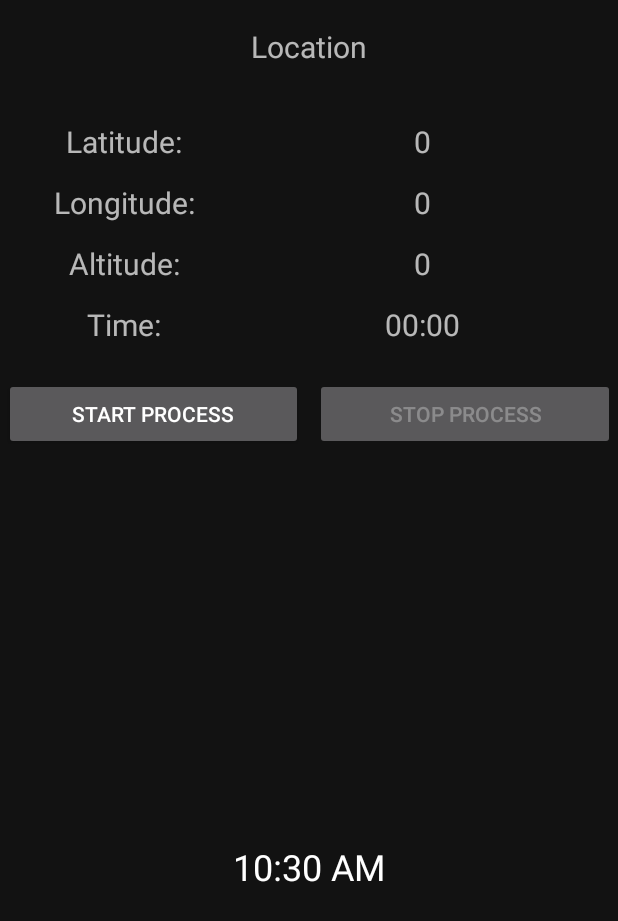
After one commit to JoraBarjomi/Android_Programming, an Android app: the Location screen opened directly, with no data from a screen before it, on a phone screen of 412 x 824 dp. The commit adds this screen. Shown: the top 921 px of the screen. Run offline under Robolectric (Android 15) with nearby library versions, the phone set to English and light mode, and no system bars.

Commit message:
Add Location

```diff
--- a/app/build.gradle.kts
+++ b/app/build.gradle.kts
@@ -55,4 +55,6 @@ dependencies {
     testImplementation(libs.junit)
     androidTestImplementation(libs.androidx.junit)
     androidTestImplementation(libs.androidx.espresso.core)
+    implementation("com.google.android.gms:play-services-location:21.3.0")
+    implementation("com.google.android.gms:play-services-maps:18.2.0")
 }
--- /dev/null
+++ b/app/src/main/java/com/example/mycalculator/Location.kt
@@ -0,0 +1,225 @@
+package com.example.mycalculator
+
+import android.Manifest
+import android.content.Intent
+import android.os.Bundle
+import androidx.activity.enableEdgeToEdge
+import androidx.appcompat.app.AppCompatActivity
+import androidx.core.view.ViewCompat
+import androidx.core.view.WindowInsetsCompat
+
+import java.util.*
+import java.io.File
+import java.io.FileWriter
+import org.json.JSONArray
+import org.json.JSONObject
+import android.os.Looper
+import android.os.Environment
+import android.util.Log
+import android.widget.Toast
+import android.content.Context
+
+import androidx.activity.result.contract.ActivityResultContracts
+import android.widget.Button
+import android.widget.TextView
+import androidx.annotation.RequiresPermission
+import com.google.android.gms.location.FusedLocationProviderClient
+import com.google.android.gms.location.LocationServices
+import com.google.android.gms.location.LocationCallback
+import com.google.android.gms.location.LocationRequest
+import com.google.android.gms.location.Priority
+import com.google.android.gms.location.LocationResult
+import com.google.android.gms.maps.CameraUpdateFactory
+import com.google.android.gms.maps.GoogleMap
+import com.google.android.gms.maps.OnMapReadyCallback
+import com.google.android.gms.maps.SupportMapFragment
+import com.google.android.gms.maps.model.LatLng
+import com.google.android.gms.maps.model.MarkerOptions
+import com.google.android.gms.maps.model.PolylineOptions
+import android.graphics.Color
+import android.os.Build
+import androidx.annotation.RequiresApi
+import java.text.SimpleDateFormat
+import java.util.Locale
+
+class Location : AppCompatActivity() {
+    var isRunning = false
+
+    private lateinit var fusedLocationClient: FusedLocationProviderClient
+    private lateinit var locationCallback: LocationCallback
+    private lateinit var locationRequest: com.google.android.gms.location.LocationRequest
+    private lateinit var Longitude: TextView
+    private lateinit var Latitude: TextView
+    private lateinit var Altitude: TextView
+    private lateinit var Time: TextView
+    private lateinit var ButtonStartService: Button
+    private lateinit var ButtonStopService: Button
+
+    private val requestPermissionLauncher = registerForActivityResult(
+        ActivityResultContracts.RequestMultiplePermissions()
+    ) { permissions ->
+        val finePermission = permissions[Manifest.permission.ACCESS_FINE_LOCATION] ?: false
+        val coarsePermission = permissions[Manifest.permission.ACCESS_COARSE_LOCATION] ?: false
+
+        if (finePermission && coarsePermission) {
+            Toast.makeText(this, "Основные разрешения получены", Toast.LENGTH_SHORT).show()
+            notifLauncher.launch(Manifest.permission.POST_NOTIFICATIONS)
+            backgroundLauncher.launch(Manifest.permission.ACCESS_BACKGROUND_LOCATION)
+        } else {
+            Toast.makeText(this, "Нужны разрешения на местоположение!", Toast.LENGTH_LONG).show()
+        }
+    }
+
+    private val backgroundLauncher = registerForActivityResult(
+        ActivityResultContracts.RequestPermission()
+    ) { granted ->
+        if (granted) {
+            Toast.makeText(this, "Фоновая локация получена", Toast.LENGTH_SHORT).show()
+        } else {
+            Toast.makeText(this, "Разреши фоновое отслеживание", Toast.LENGTH_LONG).show()
+        }
+        notifLauncher.launch(Manifest.permission.POST_NOTIFICATIONS)
+    }
+
+    private val notifLauncher = registerForActivityResult(
+        ActivityResultContracts.RequestPermission()
+    ) { granted ->
+        if (granted) {
+            Toast.makeText(this, "Уведомления получены ✓", Toast.LENGTH_SHORT).show()
+        } else {
+            Toast.makeText(this, "Разреши уведомления", Toast.LENGTH_SHORT).show()
+        }
+        Toast.makeText(this, "Все разрешения настроены!", Toast.LENGTH_LONG).show()
+    }
+
+    @RequiresApi(Build.VERSION_CODES.Q)
+    override fun onCreate(savedInstanceState: Bundle?) {
+        super.onCreate(savedInstanceState)
+        enableEdgeToEdge()
+        setContentView(R.layout.activity_location)
+        ViewCompat.setOnApplyWindowInsetsListener(findViewById(R.id.main)) { v, insets ->
+            val systemBars = insets.getInsets(WindowInsetsCompat.Type.systemBars())
+            v.setPadding(systemBars.left, systemBars.top, systemBars.right, systemBars.bottom)
+            insets
+        }
+
+        Longitude = findViewById(R.id.longitude)
+        Latitude = findViewById(R.id.latitude)
+        Altitude = findViewById(R.id.altitude)
+        Time = findViewById(R.id.clock)
+        ButtonStartService = findViewById(R.id.btnStartService)
+        ButtonStopService = findViewById(R.id.btnStopService)
+
+        fusedLocationClient = LocationServices.getFusedLocationProviderClient(this)
+
+        locationRequest = LocationRequest.Builder(
+            Priority.PRIORITY_HIGH_ACCURACY,
+            10000L
+        ).setMinUpdateIntervalMillis(5000L)
+            .build()
+
+        locationCallback = object : LocationCallback() {
+            override fun onLocationResult(p0: LocationResult) {
+                super.onLocationResult(p0)
+                for (location in p0.locations) {
+                    val lat = location.latitude
+                    val lon = location.longitude
+                    val alt = location.altitude
+                    val ms = location.time
+                    val date = Date(ms)
+                    val formatter = SimpleDateFormat("HH:mm:ss dd.MM.yyyy", Locale.getDefault())
+                    val time = formatter.format(date)
+                    Longitude.text = "$lat"
+                    Latitude.text = "$lon"
+                    Altitude.text = "$alt"
+                    Time.text = "$time"
+                    saveToJson(lat, lon, alt, time)
+                }
+            }
+        }
+        requestPermissionLauncher.launch(
+            arrayOf(
+                Manifest.permission.ACCESS_FINE_LOCATION,
+                Manifest.permission.ACCESS_COARSE_LOCATION
+            )
+        )
+    }
+
+    @RequiresPermission(allOf = [Manifest.permission.ACCESS_FINE_LOCATION, Manifest.permission.ACCESS_COARSE_LOCATION])
+    private fun startLocationUpdates() {
+        fusedLocationClient.requestLocationUpdates(
+            locationRequest,
+            locationCallback,
+            Looper.getMainLooper())
+    }
+
+    private fun stopLocationUpdates() {
+        fusedLocationClient.removeLocationUpdates(locationCallback)
+    }
+
+    @RequiresPermission(allOf = [Manifest.permission.ACCESS_FINE_LOCATION, Manifest.permission.ACCESS_COARSE_LOCATION])
+    private fun startBackgroundService(){
+        if (!isRunning){
+            val serviceIntent = Intent(this, LocationService::class.java)
+            startForegroundService(serviceIntent)
+            Toast.makeText(this, "Process in background", Toast.LENGTH_SHORT).show()
+            isRunning = true
+            ButtonStartService.isEnabled = false
+            ButtonStopService.isEnabled = true
+        }
+    }
+
+    private fun stopBackgroundService(){
+        if (isRunning){
+            val serviceIntent = Intent(this, LocationService::class.java)
+            stopService(serviceIntent)
+            Toast.makeText(this, "Process is stopped", Toast.LENGTH_SHORT).show()
+            isRunning = false
+            ButtonStartService.isEnabled = true
+            ButtonStopService.isEnabled = false
+        }
+    }
+
+    private fun saveToJson(lat: Double, lon: Double, alt: Double, time: String) {
+        val papka = Environment.getExternalStoragePublicDirectory(Environment.DIRECTORY_DOCUMENTS)
+        if (!papka.exists()) {
+            papka.mkdirs()
+        }
+        val file = File(papka, "locations.json")
+        if (!file.exists()) {
+            file.createNewFile()
+            file.writeText("[]")
+        }
+        val jsonArray = JSONArray(file.readText())
+        val locationObject = JSONObject().apply {
+            put("latitude", lat)
+            put("longitude", lon)
+            put("altitude", alt)
+            put("time", time)
+        }
+        jsonArray.put(locationObject)
+        FileWriter(file).use {
+            it.write(jsonArray.toString(4))
+        }
+    }
+
+    @RequiresPermission(allOf = [Manifest.permission.ACCESS_FINE_LOCATION, Manifest.permission.ACCESS_COARSE_LOCATION])
+    override fun onResume() {
+        super.onResume()
+        startLocationUpdates()
+        ButtonStartService.setOnClickListener {
+            startBackgroundService()
+        }
+        ButtonStopService.setOnClickListener {
+            stopBackgroundService()
+        }
+    }
+
+    override fun onPause() {
+        super.onPause()
+    }
+
+    override fun onStop() {
+        super.onStop()
+    }
+}
--- /dev/null
+++ b/app/src/main/res/layout/activity_location.xml
@@ -0,0 +1,175 @@
+<?xml version="1.0" encoding="utf-8"?>
+<androidx.constraintlayout.widget.ConstraintLayout xmlns:android="http://schemas.android.com/apk/res/android"
+    xmlns:app="http://schemas.android.com/apk/res-auto"
+    xmlns:tools="http://schemas.android.com/tools"
+    android:id="@+id/main"
+    android:layout_width="match_parent"
+    android:layout_height="match_parent"
+    tools:context=".Location">
+
+    <TextView
+        android:id="@+id/TopText"
+        android:layout_width="113dp"
+        android:layout_height="26dp"
+        android:gravity="center"
+        android:text="Location"
+        android:textSize="20sp"
+        app:layout_constraintBottom_toBottomOf="parent"
+        app:layout_constraintEnd_toEndOf="parent"
+        app:layout_constraintStart_toStartOf="parent"
+        app:layout_constraintTop_toTopOf="parent"
+        app:layout_constraintVertical_bias="0.022" />
+
+
+    <LinearLayout
+        android:id="@+id/linearLayout3"
+        android:layout_width="407dp"
+        android:layout_height="288dp"
+        android:gravity="center_vertical"
+        android:orientation="vertical"
+        app:layout_constraintBottom_toTopOf="@+id/linearLayout2"
+        app:layout_constraintEnd_toEndOf="parent"
+        app:layout_constraintStart_toStartOf="parent"
+        app:layout_constraintTop_toBottomOf="@+id/TopText">
+
+        <LinearLayout
+            android:layout_width="match_parent"
+            android:layout_height="wrap_content"
+            android:layout_margin="5dp"
+            android:orientation="horizontal"
+            android:weightSum="2">
+
+            <TextView
+                android:id="@+id/labelLatitude"
+                android:layout_width="150dp"
+                android:layout_height="30dp"
+                android:gravity="center"
+                android:text="Latitude:"
+                android:textSize="20sp" />
+
+            <TextView
+                android:id="@+id/latitude"
+                android:layout_width="match_parent"
+                android:layout_height="30dp"
+                android:gravity="center"
+                android:text="0"
+                android:textSize="20sp" />
+
+        </LinearLayout>
+
+        <LinearLayout
+            android:layout_width="match_parent"
+            android:layout_height="wrap_content"
+            android:layout_margin="5dp"
+            android:orientation="horizontal"
+            android:weightSum="2">
+
+            <TextView
+                android:id="@+id/labelLongitude"
+                android:layout_width="150dp"
+                android:layout_height="30dp"
+                android:gravity="center"
+                android:text="Longitude:"
+                android:textSize="20sp" />
+
+            <TextView
+                android:id="@+id/longitude"
+                android:layout_width="match_parent"
+                android:layout_height="30dp"
+                android:gravity="center"
+                android:text="0"
+                android:textSize="20sp" />
+
+        </LinearLayout>
+
+        <LinearLayout
+            android:layout_width="match_parent"
+            android:layout_height="wrap_content"
+            android:layout_margin="5dp"
+            android:orientation="horizontal"
+            android:weightSum="2">
+
+            <TextView
+                android:id="@+id/labelAltitude"
+                android:layout_width="150dp"
+                android:layout_height="30dp"
+                android:gravity="center"
+                android:text="Altitude:"
+                android:textSize="20sp" />
+
+            <TextView
+                android:id="@+id/altitude"
+                android:layout_width="match_parent"
+                android:layout_height="30dp"
+                android:gravity="center"
+                android:text="0"
+                android:textSize="20sp" />
+
+        </LinearLayout>
+
+        <LinearLayout
+            android:layout_width="match_parent"
+            android:layout_height="wrap_content"
+            android:layout_margin="5dp"
+            android:orientation="horizontal"
+            android:weightSum="2">
+
+            <TextView
+                android:id="@+id/labelCurTime"
+                android:layout_width="150dp"
+                android:layout_height="30dp"
+                android:gravity="center"
+                android:text="Time:"
+                android:textSize="20sp" />
+
+            <TextView
+                android:id="@+id/clock"
+                android:layout_width="match_parent"
+                android:layout_height="30dp"
+                android:gravity="center"
+                android:text="00:00"
+                android:textSize="20sp" />
+
+        </LinearLayout>
+
+        <LinearLayout
+            android:id="@+id/linearLayout2"
+            android:layout_width="match_parent"
+            android:layout_height="wrap_content"
+            android:layout_marginTop="15dp"
+            android:orientation="horizontal">
+
+            <androidx.appcompat.widget.AppCompatButton
+                android:id="@+id/btnStartService"
+                android:layout_width="0dp"
+                android:layout_height="wrap_content"
+                android:layout_marginEnd="4dp"
+                android:layout_weight="1"
+                android:text="Start process" />
+
+            <androidx.appcompat.widget.AppCompatButton
+                android:id="@+id/btnStopService"
+                android:layout_width="0dp"
+                android:layout_height="wrap_content"
+                android:layout_marginStart="4dp"
+                android:layout_weight="1"
+                android:enabled="false"
+                android:text="Stop process" />
+        </LinearLayout>
+
+    </LinearLayout>
+
+    <TextClock
+        android:id="@+id/textClock"
+        android:layout_width="wrap_content"
+        android:layout_height="wrap_content"
+        android:format24Hour="HH:mm:ss"
+        android:textColor="@android:color/white"
+        android:textSize="24sp"
+        app:layout_constraintBottom_toBottomOf="parent"
+        app:layout_constraintEnd_toEndOf="parent"
+        app:layout_constraintStart_toStartOf="parent"
+        app:layout_constraintTop_toBottomOf="@+id/linearLayout3" />
+
+
+</androidx.constraintlayout.widget.ConstraintLayout>
--- a/app/src/main/res/values/strings.xml
+++ b/app/src/main/res/values/strings.xml
@@ -1,3 +1,3 @@
 <resources>
-    <string name="app_name">Calculator</string>
+    <string name="app_name">Hub</string>
 </resources>
--- a/gradle/libs.versions.toml
+++ b/gradle/libs.versions.toml
@@ -9,6 +9,7 @@ appcompat = "1.7.1"
 material = "1.10.0"
 constraintlayout = "2.1.4"
 gridlayout = "1.1.0"
+activity = "1.11.0"
 
 [libraries]
 androidx-core-ktx = { group = "androidx.core", name = "core-ktx", version.ref = "coreKtx" }
@@ -19,6 +20,7 @@ androidx-appcompat = { group = "androidx.appcompat", name = "appcompat", version
 material = { group = "com.google.android.material", name = "material", version.ref = "material" }
 androidx-constraintlayout = { group = "androidx.constraintlayout", name = "constraintlayout", version.ref = "constraintlayout" }
 androidx-gridlayout = { group = "androidx.gridlayout", name = "gridlayout", version.ref = "gridlayout" }
+androidx-activity = { group = "androidx.activity", name = "activity", version.ref = "activity" }
 
 [plugins]
 android-application = { id = "com.android.application", version.ref = "agp" }
```
Also changed, not shown: app/src/main/AndroidManifest.xml (+17 -7 lines), app/src/main/java/com/example/mycalculator/Hub.kt (+10 -12 lines), app/src/main/java/com/example/mycalculator/LocationService.kt (added, +162 -0 lines), app/src/main/java/com/example/mycalculator/Mediaplayer.kt (+14 -8 lines), app/src/main/res/drawable/ic_icon.xml (added, +10 -0 lines), app/src/main/res/layout/activity_hub.xml (+16 -16 lines).
